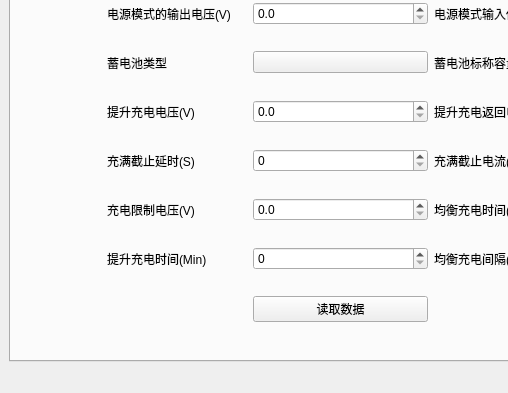
xxxy-bit/SRNE_UP, file ui/dc_layout.ui: the form before one commit; both pictures show x 0 to 508 and y 159 to 552 of the 1181 by 552 pixel window.
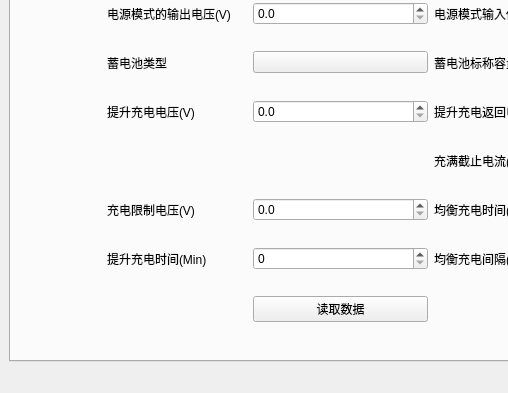
The form after the commit. The open tabs and pages were chosen to show the change. Custom widgets are drawn as their Qt base class.

Commit message: feat: 删除充满截止延时字段

What changed in the file:
```diff
--- a/ui/dc_layout.ui
+++ b/ui/dc_layout.ui
@@ -1239,13 +1239,6 @@
             </property>
            </widget>
           </item>
-          <item row="5" column="1">
-           <widget class="QLabel" name="label_27">
-            <property name="text">
-             <string>充满截止延时(S)</string>
-            </property>
-           </widget>
-          </item>
           <item row="5" column="3">
            <widget class="QLabel" name="label_28">
             <property name="text">
@@ -1253,16 +1246,6 @@
             </property>
            </widget>
           </item>
-          <item row="5" column="2">
-           <widget class="SpinBox" name="dc_StopChgDelayTim">
-            <property name="whatsThis">
-             <string>&lt;html&gt;&lt;head/&gt;&lt;body&gt;&lt;p&gt;充满截止延时(s)&lt;/p&gt;&lt;/body&gt;&lt;/html&gt;</string>
-            </property>
-            <property name="maximum">
-             <number>600</number>
-            </property>
-           </widget>
-          </item>
           <item row="5" column="4">
            <widget class="SpinBox" name="dc_StopChgCurrSet">
             <property name="whatsThis">
```
The commit also changes 5 other files.
